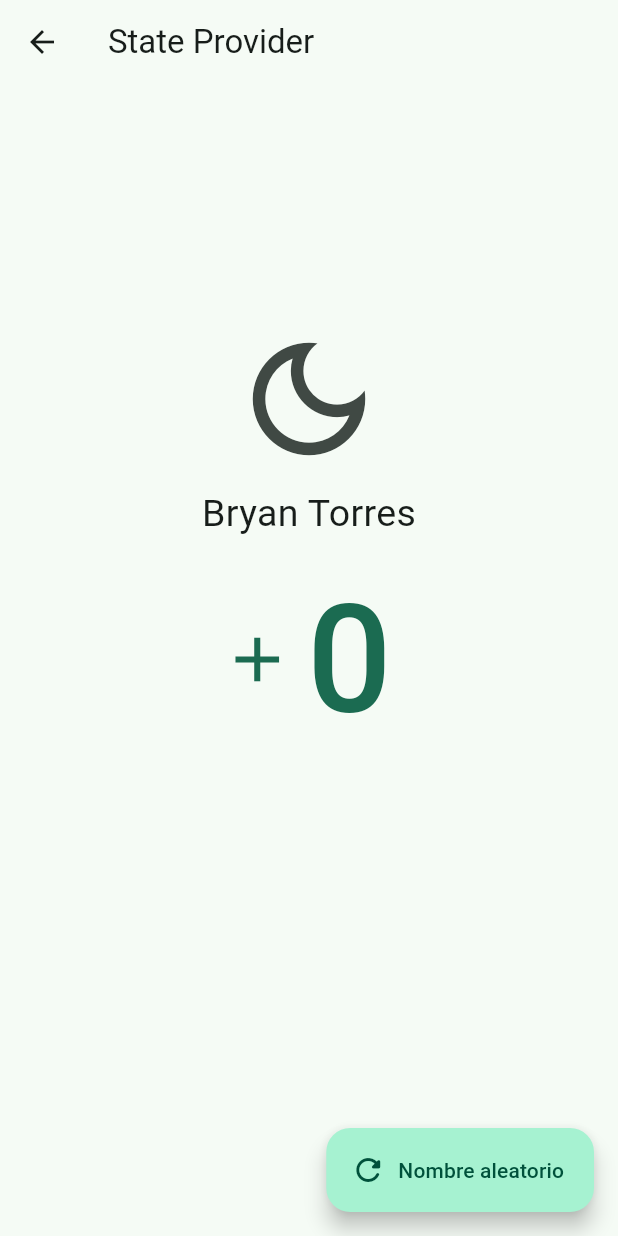
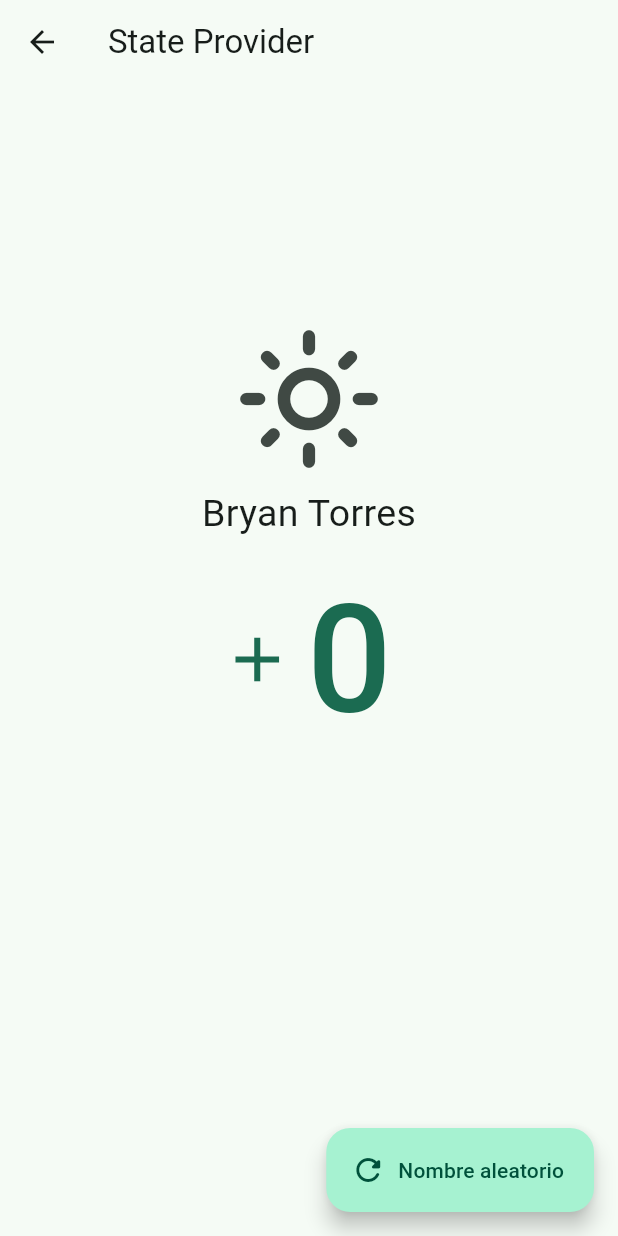
Before and after one commit to bryantorres97/riverpod-app, a Flutter app: the screen it shows after launch, after a tap on "State Provider", on a phone screen of 412 x 824 dp. Run offline on Flutter 3.47's test engine with Material 3 defaults, Android fonts, the phone set to English and light mode, and no system bars; our stand-ins replace dio, flutter_riverpod, go_router, logger, riverpod_annotation; missing offline and left inert: random_name_generator; generated files the repository leaves out were written again.

```diff
--- a/lib/config/router/app_router.dart
+++ b/lib/config/router/app_router.dart
@@ -1,7 +1,13 @@
+import 'package:flutter_riverpod/flutter_riverpod.dart';
 import 'package:go_router/go_router.dart';
+import 'package:riverpod_annotation/riverpod_annotation.dart';
 import 'package:riverpod_app/presentation/screens/screens.dart';
 
-final appRouter = GoRouter(routes: [
+part 'app_router.g.dart';
+
+@riverpod
+GoRouter appRouter(Ref ref) {
+  return GoRouter(routes: [
     GoRoute(
       path: '/',
       builder: (context, state) => const HomeScreen(),
@@ -43,3 +49,4 @@ final appRouter = GoRouter(routes: [
       builder: (context, state) => const StateNotifierScreen(),
     ),
   ]);
+}
--- a/lib/main.dart
+++ b/lib/main.dart
@@ -1,21 +1,26 @@
 import 'package:flutter/material.dart';
+import 'package:flutter_riverpod/flutter_riverpod.dart';
 import 'package:riverpod_app/config/config.dart';
+import 'package:riverpod_app/presentation/providers/providers.dart';
 
 void main() {
-  runApp(const MyApp());
+  runApp(const ProviderScope(child: MyApp()));
 }
 
-class MyApp extends StatelessWidget {
+class MyApp extends ConsumerWidget {
   const MyApp({super.key});
 
   // This widget is the root of your application.
   @override
-  Widget build(BuildContext context) {
+  Widget build(BuildContext context, WidgetRef ref) {
+    final appRouter = ref.watch(appRouterProvider);
+    final darkMode = ref.watch(darkModeProvider);
+
     return MaterialApp.router(
       title: 'Riverpod Providers',
       debugShowCheckedModeBanner: false,
       routerConfig: appRouter,
-      theme: AppTheme(isDarkmode: false).getTheme(),
+      theme: AppTheme(isDarkmode: darkMode).getTheme(),
     );
   }
 }
--- /dev/null
+++ b/lib/presentation/providers/providers.dart
@@ -0,0 +1,4 @@
+export './future_providers.dart';
+export './hello_world_provider.dart';
+export './state_providers.dart';
+export './todos_providers.dart';
--- a/lib/presentation/screens/03_state_provider/state_provider_screen.dart
+++ b/lib/presentation/screens/03_state_provider/state_provider_screen.dart
@@ -1,10 +1,17 @@
 import 'package:flutter/material.dart';
+import 'package:flutter_riverpod/flutter_riverpod.dart';
+import 'package:riverpod_app/config/config.dart';
+import 'package:riverpod_app/presentation/providers/providers.dart';
 
-class StateProviderScreen extends StatelessWidget {
+class StateProviderScreen extends ConsumerWidget {
   const StateProviderScreen({super.key});
 
   @override
-  Widget build(BuildContext context) {
+  Widget build(BuildContext context, WidgetRef ref) {
+    final counter = ref.watch(counterProvider);
+    final randomName = ref.watch(randomNameProvider);
+    final darkMode = ref.watch(darkModeProvider);
+
     return Scaffold(
       appBar: AppBar(
         title: const Text('State Provider'),
@@ -17,17 +24,23 @@ class StateProviderScreen extends StatelessWidget {
           ),
           IconButton(
             // icon: const Icon( Icons.light_mode_outlined, size: 100 ),
-            icon: const Icon(Icons.dark_mode_outlined, size: 100),
-            onPressed: () {},
+            icon: Icon(
+                darkMode ? Icons.dark_mode_outlined : Icons.light_mode_outlined,
+                size: 100),
+            onPressed: () {
+              ref.read(darkModeProvider.notifier).toogleDarkMode();
+            },
           ),
-          const Text('Bryan Torres', style: TextStyle(fontSize: 25)),
+          Text(randomName, style: const TextStyle(fontSize: 25)),
           TextButton.icon(
             icon: const Icon(
               Icons.add,
               size: 50,
             ),
-            label: const Text('0', style: TextStyle(fontSize: 100)),
-            onPressed: () {},
+            label: Text('$counter', style: const TextStyle(fontSize: 100)),
+            onPressed: () {
+              ref.read(counterProvider.notifier).increaseByOne();
+            },
           ),
           const Spacer(flex: 2),
         ],
@@ -35,7 +48,10 @@ class StateProviderScreen extends StatelessWidget {
       floatingActionButton: FloatingActionButton.extended(
         label: const Text('Nombre aleatorio'),
         icon: const Icon(Icons.refresh_rounded),
-        onPressed: () {},
+        onPressed: () {
+          final randomName = RandomGenerator.getRandomName();
+          ref.read(randomNameProvider.notifier).setName(randomName);
+        },
       ),
     );
   }
--- a/lib/presentation/screens/home/home_screen.dart
+++ b/lib/presentation/screens/home/home_screen.dart
@@ -50,16 +50,8 @@ class _HomeScreenView extends StatelessWidget {
             location: '/future-family-provider'),
         _CustomListTile(
             title: 'Stream Provider',
-            subTitle: 'Mantener el estado de un Stream y sus emosiones',
+            subTitle: 'Mantener el estado de un Stream y sus emisiones',
             location: '/stream-provider'),
-        _CustomListTile(
-            title: 'State Notifier Provider',
-            subTitle: 'Provider con notificación automática',
-            location: '/state-notifier-provider'),
-        _CustomListTile(
-            title: 'Change Notifier Provider',
-            subTitle: 'Provider con control de notificación a listeners',
-            location: '/change-notifier-provider'),
       ],
     );
   }
```
Also changed, not shown: lib/presentation/providers/future_providers.dart (added, +41 -0 lines), lib/presentation/providers/hello_world_provider.dart (added, +9 -0 lines), lib/presentation/providers/state_providers.dart (added, +33 -0 lines), lib/presentation/providers/stream_provider.dart (added, +15 -0 lines), lib/presentation/providers/todos_providers.dart (added, +93 -0 lines), lib/presentation/screens/01_provider/provider_screen.dart (+8 -4 lines), lib/presentation/screens/02_provider_router/router_screen.dart (+8 -3 lines), lib/presentation/screens/04_todo/todo_screen.dart (+30 -13 lines), lib/presentation/screens/05_future_provider/future_provider_screen.dart (+32 -7 lines), lib/presentation/screens/06_family_future_provider/family_future_screen.dart (+49 -12 lines), lib/presentation/screens/07_stream_provider/stream_provider_screen.dart (+35 -0 lines), pubspec.yaml (+7 -0 lines), lib/config/router/app_router.g.dart (added), lib/presentation/providers/future_providers.g.dart (added), 5 more files, 1 other file. Lines whose indentation alone changed are shown as unchanged.
